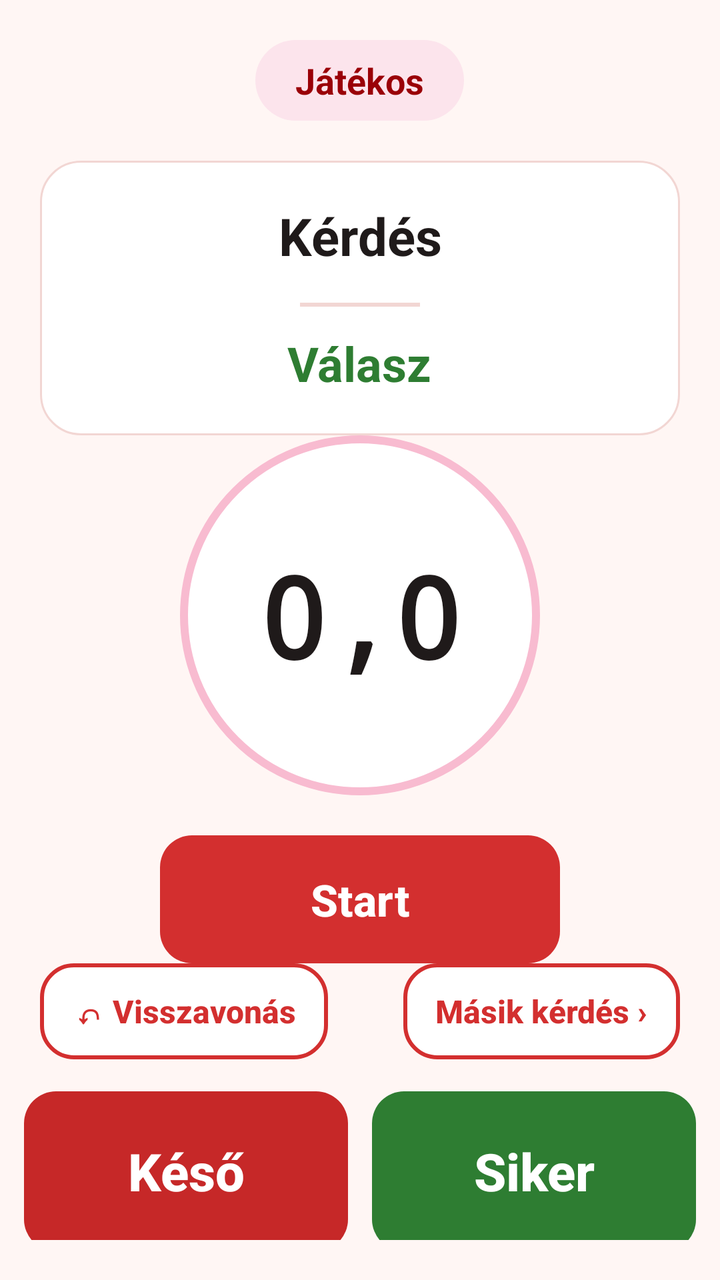
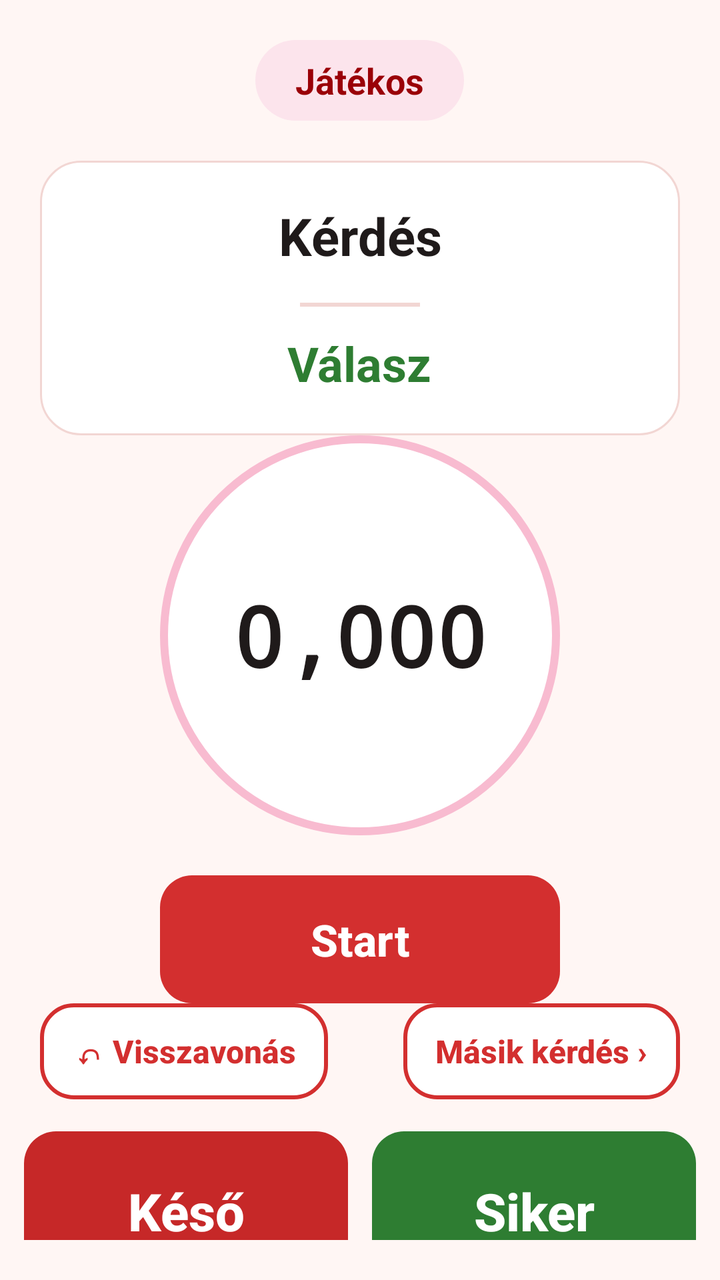

Compare the two renders of this Android layout. The source of the first and the diff that turns it into the second are given below.
<!-- AndroidManifest.xml: application theme AppTheme -->
<!-- res/layout/activity_question.xml -->
<?xml version="1.0" encoding="utf-8"?>
<LinearLayout xmlns:android="http://schemas.android.com/apk/res/android"
    xmlns:tools="http://schemas.android.com/tools"
    style="@style/Screen"
    android:gravity="center_horizontal"
    android:keepScreenOn="true"
    android:paddingBottom="0dp"
    android:paddingStart="0dp"
    android:paddingEnd="0dp"
    tools:context=".QuestionActivity">

    <TextView
        android:layout_width="wrap_content"
        android:layout_height="wrap_content"
        android:id="@+id/CurrentPlayer"
        android:background="@drawable/bg_chip"
        android:paddingStart="20dp"
        android:paddingTop="8dp"
        android:paddingEnd="20dp"
        android:paddingBottom="8dp"
        android:text="Játékos"
        android:textColor="@color/colorPrimaryDark"
        android:textSize="18sp"
        android:textStyle="bold" />

    <LinearLayout
        style="@style/Card"
        android:layout_width="match_parent"
        android:layout_height="wrap_content"
        android:layout_marginStart="20dp"
        android:layout_marginTop="20dp"
        android:layout_marginEnd="20dp"
        android:gravity="center_horizontal"
        android:orientation="vertical">

        <TextView
            android:layout_width="wrap_content"
            android:layout_height="wrap_content"
            android:id="@+id/Question"
            android:gravity="center"
            android:text="Kérdés"
            android:textColor="@color/textPrimary"
            android:textSize="26sp"
            android:textStyle="bold" />

        <View
            android:layout_width="60dp"
            android:layout_height="2dp"
            android:layout_marginTop="16dp"
            android:layout_marginBottom="12dp"
            android:background="@color/outline" />

        <TextView
            android:layout_width="wrap_content"
            android:layout_height="wrap_content"
            android:id="@+id/Answer"
            android:gravity="center"
            android:text="Válasz"
            android:textColor="@color/success"
            android:textSize="24sp"
            android:textStyle="bold" />
    </LinearLayout>

    <Space
        android:layout_width="match_parent"
        android:layout_height="0dp"
        android:layout_weight="1" />

    <TextView
        android:layout_width="180dp"
        android:layout_height="180dp"
        android:id="@+id/Timer"
        android:background="@drawable/bg_timer"
        android:fontFamily="monospace"
        android:gravity="center"
        android:text="0,0"
        android:textColor="@color/textPrimary"
        android:textSize="56sp"
        android:textStyle="bold" />

    <Button
        style="@style/ButtonPrimary"
        android:id="@+id/ButtonStartStop"
        android:layout_width="200dp"
        android:layout_marginTop="20dp"
        android:text="Start" />

    <Space
        android:layout_width="match_parent"
        android:layout_height="0dp"
        android:layout_weight="1" />

    <LinearLayout
        android:layout_width="match_parent"
        android:layout_height="wrap_content"
        android:layout_marginStart="20dp"
        android:layout_marginEnd="20dp"
        android:layout_marginBottom="16dp"
        android:orientation="horizontal">

        <Button
            style="@style/ButtonSmall"
            android:id="@+id/ButtonUndo"
            android:text="↶ Visszavonás" />

        <Space
            android:layout_width="0dp"
            android:layout_height="0dp"
            android:layout_weight="1" />

        <Button
            style="@style/ButtonSmall"
            android:id="@+id/ButtonSkip"
            android:text="Másik kérdés ›" />
    </LinearLayout>

    <LinearLayout
        android:layout_width="match_parent"
        android:layout_height="wrap_content"
        android:paddingStart="12dp"
        android:paddingEnd="12dp"
        android:paddingBottom="12dp"
        android:orientation="horizontal">

        <Button
            style="@style/ButtonDanger"
            android:id="@+id/ButtonNotOk"
            android:layout_width="0dp"
            android:layout_weight="1"
            android:layout_marginEnd="6dp"
            android:text="Késő" />

        <Button
            style="@style/ButtonSuccess"
            android:id="@+id/ButtonOk"
            android:layout_width="0dp"
            android:layout_weight="1"
            android:layout_marginStart="6dp"
            android:text="Siker" />
    </LinearLayout>

</LinearLayout>
<!-- resources referenced by this layout -->
<resources>
  <color name="colorPrimaryDark">#9A0007</color>
  <color name="outline">#F2D6D3</color>
  <color name="success">#2E7D32</color>
  <color name="textPrimary">#1F1A1A</color>
  <!-- drawable bg_chip (drawable) -->
  <?xml version="1.0" encoding="utf-8"?>
  <shape xmlns:android="http://schemas.android.com/apk/res/android" android:shape="rectangle">
      <corners android:radius="100dp" />
      <solid android:color="@color/pinkLight" />
  </shape>
  <!-- drawable bg_timer (drawable) -->
  <?xml version="1.0" encoding="utf-8"?>
  <shape xmlns:android="http://schemas.android.com/apk/res/android" android:shape="oval">
      <solid android:color="@color/surface" />
      <stroke android:width="4dp" android:color="@color/pink" />
  </shape>
  <style name="ButtonDanger" parent="ButtonSuccess">
          <item name="android:background">@drawable/btn_danger</item>
      </style>
  <style name="ButtonPrimary" parent="ButtonBase">
          <item name="android:background">@drawable/btn_primary</item>
          <item name="android:textColor">@color/surface</item>
      </style>
  <style name="ButtonSmall" parent="ButtonSecondary">
          <item name="android:layout_width">wrap_content</item>
          <item name="android:layout_height">48dp</item>
          <item name="android:textSize">16sp</item>
          <item name="android:paddingStart">16dp</item>
          <item name="android:paddingEnd">16dp</item>
      </style>
  <style name="ButtonSuccess" parent="ButtonBase">
          <item name="android:background">@drawable/btn_success</item>
          <item name="android:textColor">@color/surface</item>
          <item name="android:layout_height">80dp</item>
          <item name="android:textSize">26sp</item>
      </style>
  <style name="Card">
          <item name="android:background">@drawable/bg_card</item>
          <item name="android:padding">20dp</item>
      </style>
  <style name="Screen">
          <item name="android:layout_width">match_parent</item>
          <item name="android:layout_height">match_parent</item>
          <item name="android:orientation">vertical</item>
          <item name="android:padding">20dp</item>
          <item name="android:background">@color/background</item>
      </style>
  <style name="AppTheme" parent="Theme.AppCompat.Light.NoActionBar">
          <item name="colorPrimary">@color/colorPrimary</item>
          <item name="colorPrimaryDark">@color/colorPrimaryDark</item>
          <item name="colorAccent">@color/colorAccent</item>
          <item name="android:windowBackground">@color/background</item>
          <item name="android:textColorPrimary">@color/textPrimary</item>
          <item name="android:textColorSecondary">@color/textSecondary</item>
      </style>
  <color name="pinkLight">#FCE4EC</color>
  <color name="surface">#FFFFFF</color>
  <color name="pink">#F8BBD0</color>
  <style name="ButtonSecondary" parent="ButtonBase">
          <item name="android:background">@drawable/btn_secondary</item>
          <item name="android:textColor">@color/text_secondary_button</item>
      </style>
  <!-- drawable bg_card (drawable) -->
  <?xml version="1.0" encoding="utf-8"?>
  <shape xmlns:android="http://schemas.android.com/apk/res/android" android:shape="rectangle">
      <corners android:radius="20dp" />
      <solid android:color="@color/surface" />
      <stroke android:width="1dp" android:color="@color/outline" />
  </shape>
  <color name="background">#FFF6F4</color>
  <color name="colorPrimary">#D32F2F</color>
  <color name="colorAccent">#D32F2F</color>
  <color name="textSecondary">#6E6262</color>
  <color name="disabled">#E0D6D5</color>
  <color name="dangerDark">#8E0000</color>
  <color name="danger">#C62828</color>
  <color name="successDark">#1B5E20</color>
  <!-- unchanged entries left out for length: 5 -->
</resources>

<!-- the commit's change to res/layout/activity_question.xml (unified diff, before → after) -->
@@ -67,15 +67,15 @@
         android:layout_weight="1" />
 
     <TextView
-        android:layout_width="180dp"
-        android:layout_height="180dp"
+        android:layout_width="200dp"
+        android:layout_height="200dp"
         android:id="@+id/Timer"
         android:background="@drawable/bg_timer"
         android:fontFamily="monospace"
         android:gravity="center"
-        android:text="0,0"
+        android:text="0,000"
         android:textColor="@color/textPrimary"
-        android:textSize="56sp"
+        android:textSize="42sp"
         android:textStyle="bold" />
 
     <Button
